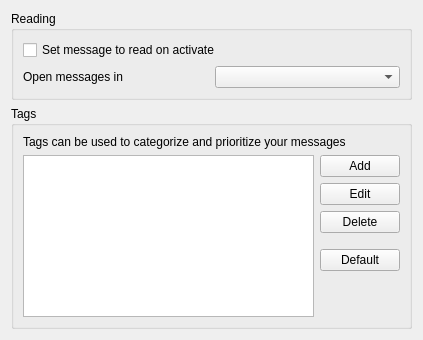
This is retroshare-gui/src/gui/settings/MessagePage.ui in RetroShare/RetroShare as Qt 5 draws it before an edit. The edited form follows.
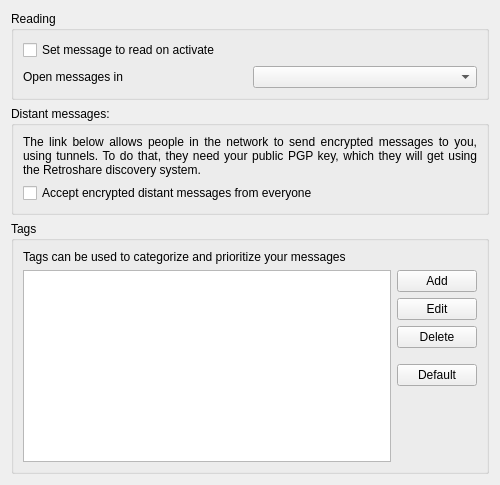
This is the edited form.

Commit message: Distant messages GUI code. Now the GUI can receive/send/decrypt distant messages. Since the protocols are not finalized, the GUI is disabled, to avoid later crashes

```diff
--- a/retroshare-gui/src/gui/settings/MessagePage.ui
+++ b/retroshare-gui/src/gui/settings/MessagePage.ui
@@ -6,8 +6,8 @@
    <rect>
     <x>0</x>
     <y>0</y>
-    <width>423</width>
-    <height>340</height>
+    <width>500</width>
+    <height>485</height>
    </rect>
   </property>
   <property name="sizePolicy">
@@ -16,8 +16,8 @@
     <verstretch>0</verstretch>
    </sizepolicy>
   </property>
-  <layout class="QGridLayout" name="gridLayout_3">
-   <item row="0" column="0">
+  <layout class="QVBoxLayout" name="verticalLayout">
+   <item>
     <widget class="QGroupBox" name="groupBox">
      <property name="title">
       <string>Reading</string>
@@ -47,7 +47,33 @@
      </layout>
     </widget>
    </item>
-   <item row="1" column="0">
+   <item>
+    <widget class="QGroupBox" name="groupBox_3">
+     <property name="title">
+      <string>Distant messages:</string>
+     </property>
+     <layout class="QVBoxLayout" name="verticalLayout_2">
+      <item>
+       <widget class="QLabel" name="label_2">
+        <property name="text">
+         <string>&lt;html&gt;&lt;head/&gt;&lt;body&gt;&lt;p align=&quot;justify&quot;&gt;The link below allows people in the network to send encrypted messages to you, using tunnels. To do that, they need your public PGP key, which they will get using the Retroshare discovery system. &lt;/p&gt;&lt;/body&gt;&lt;/html&gt;</string>
+        </property>
+        <property name="wordWrap">
+         <bool>true</bool>
+        </property>
+       </widget>
+      </item>
+      <item>
+       <widget class="QCheckBox" name="encryptedMsgs_CB">
+        <property name="text">
+         <string>Accept encrypted distant messages from everyone</string>
+        </property>
+       </widget>
+      </item>
+     </layout>
+    </widget>
+   </item>
+   <item>
     <widget class="QGroupBox" name="groupBox_2">
      <property name="title">
       <string>Tags</string>
```
Left out of the diff: 32 changed lines with no effect on the pictures. The commit also changes 10 other files.
